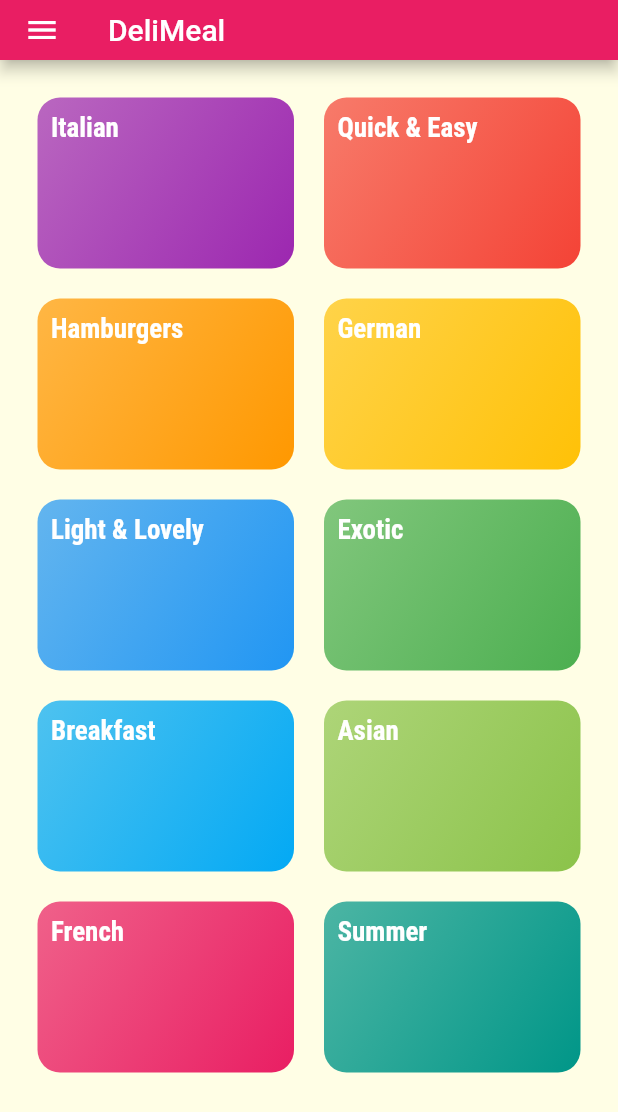
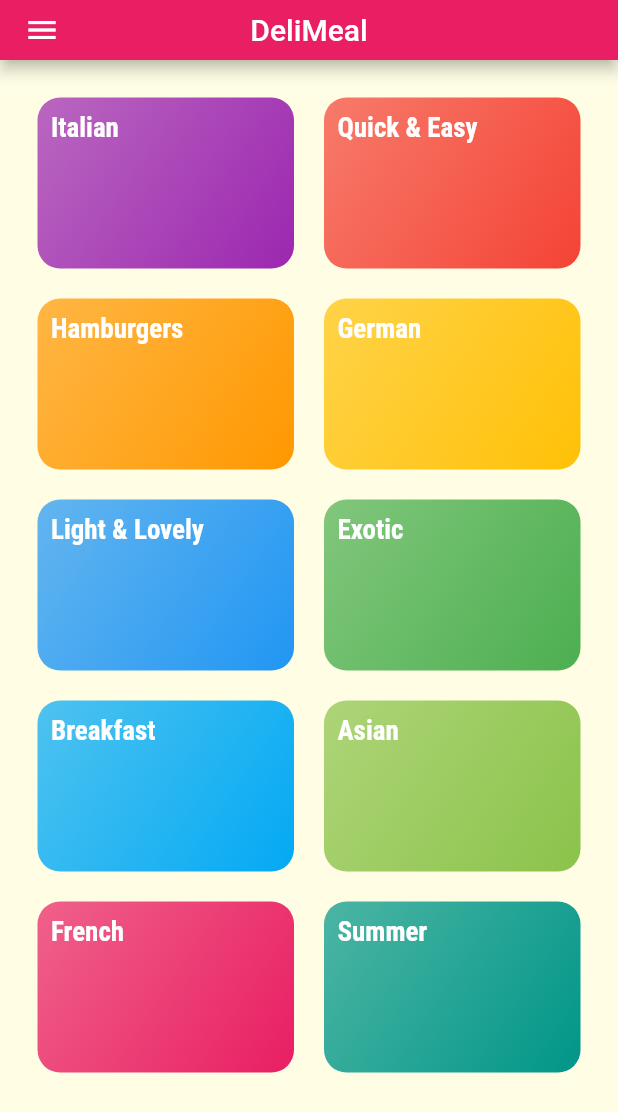
Before and after one commit to fadysherif8/Meals-app, a Flutter app: the screen it shows after launch, on a phone screen of 412 x 824 dp. Shown: the top 1112 px of the screen. Run offline on Flutter 3.47's test engine with Material 2 defaults, Android fonts, the phone set to English and light mode, and no system bars.

Commit message:
Moved the title to the center

```diff
--- a/app/lib/screens/categories_screen.dart
+++ b/app/lib/screens/categories_screen.dart
@@ -13,7 +13,8 @@ class CategoriesScreen extends StatelessWidget {
         child: AppBar(
           systemOverlayStyle:
               SystemUiOverlayStyle(statusBarColor: Colors.transparent),
-          title: const Text('DeliMeal'),
+          title:Text('DeliMeal'),
+          centerTitle: true,
         ),
       ),
       drawer: MainDrawer(),
```
